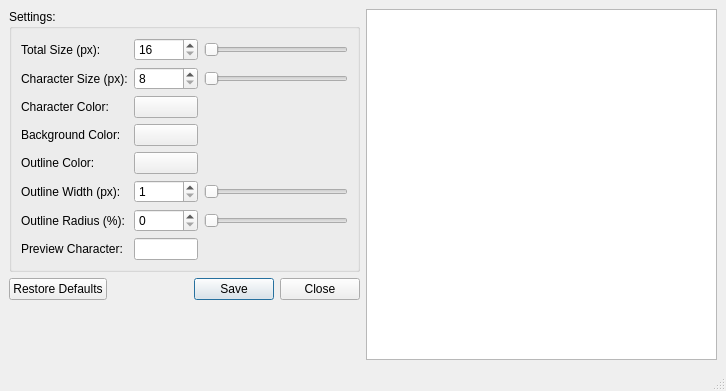
Qt form Qt/18_qpixmap/mainwindow.ui (de-souza/embedded-cpp-training) before a commit.
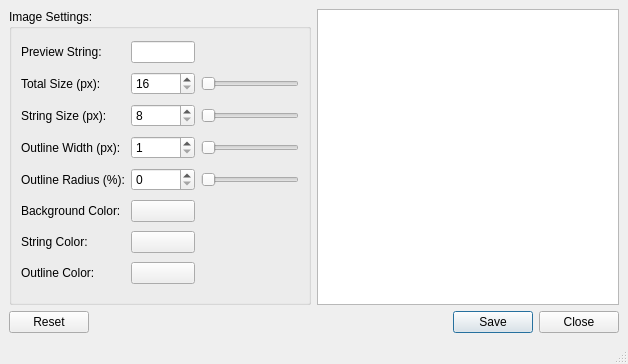
The same form after that commit.

The edit to the form file:
```diff
--- a/Qt/18_qpixmap/mainwindow.ui
+++ b/Qt/18_qpixmap/mainwindow.ui
@@ -6,60 +6,56 @@
    <rect>
     <x>0</x>
     <y>0</y>
-    <width>726</width>
-    <height>391</height>
+    <width>628</width>
+    <height>364</height>
    </rect>
   </property>
   <property name="windowTitle">
    <string>qpixmap.pro</string>
   </property>
   <widget class="QWidget" name="centralwidget">
-   <layout class="QHBoxLayout" name="horizontalLayout">
+   <layout class="QVBoxLayout" name="verticalLayout">
     <item>
-     <layout class="QVBoxLayout" name="verticalLayout">
+     <layout class="QHBoxLayout" name="horizontalLayout">
       <item>
        <widget class="QGroupBox" name="groupBox">
         <property name="title">
-         <string>Settings:</string>
+         <string>Image Settings:</string>
         </property>
         <layout class="QGridLayout" name="gridLayout">
-         <item row="6" column="3">
-          <widget class="QPushButton" name="pushButton_stringColor">
+         <item row="14" column="3">
+          <widget class="QPushButton" name="pushButton_backgroundColor">
            <property name="text">
             <string/>
            </property>
           </widget>
          </item>
-         <item row="7" column="0">
-          <widget class="QLabel" name="label_backgroundColor">
-           <property name="text">
-            <string>Background Color:</string>
-           </property>
-          </widget>
-         </item>
-         <item row="8" column="3">
+         <item row="16" column="3">
           <widget class="QPushButton" name="pushButton_outlineColor">
            <property name="text">
             <string/>
            </property>
           </widget>
          </item>
-         <item row="6" column="0">
+         <item row="13" column="4">
+          <widget class="QSlider" name="slider_outlineRadiusPercent">
+           <property name="maximum">
+            <number>100</number>
+           </property>
+           <property name="orientation">
+            <enum>Qt::Horizontal</enum>
+           </property>
+          </widget>
+         </item>
+         <item row="15" column="0">
           <widget class="QLabel" name="label_stringColor">
            <property name="text">
-            <string>Character Color:</string>
+            <string>String Color:</string>
            </property>
           </widget>
          </item>
-         <item row="4" column="0">
-          <widget class="QLabel" name="label_stringSizePx">
-           <property name="text">
-            <string>Character Size (px):</string>
-           </property>
-          </widget>
-         </item>
-         <item row="9" column="4">
-          <widget class="QSlider" name="horizontalSlider_outlineWidthPx">
+         <item row="10" column="4">
+          <widget class="QSlider" name="slider_outlineWidthPx">
            <property name="minimum">
             <number>1</number>
            </property>
@@ -68,14 +64,73 @@
            </property>
           </widget>
          </item>
-         <item row="9" column="0">
+         <item row="10" column="0">
           <widget class="QLabel" name="label_outlineWidthPx">
            <property name="text">
             <string>Outline Width (px):</string>
            </property>
           </widget>
          </item>
-         <item row="9" column="3">
+         <item row="8" column="3">
+          <widget class="QSpinBox" name="spinBox_stringSizePx">
+           <property name="minimum">
+            <number>8</number>
+           </property>
+          </widget>
+         </item>
+         <item row="13" column="3">
+          <widget class="QSpinBox" name="spinBox_outlineRadiusPercent">
+           <property name="maximum">
+            <number>100</number>
+           </property>
+          </widget>
+         </item>
+         <item row="13" column="0">
+          <widget class="QLabel" name="label_outlineRadiusPercent">
+           <property name="text">
+            <string>Outline Radius (%):</string>
+           </property>
+          </widget>
+         </item>
+         <item row="15" column="3">
+          <widget class="QPushButton" name="pushButton_stringColor">
+           <property name="text">
+            <string/>
+           </property>
+          </widget>
+         </item>
+         <item row="16" column="0">
+          <widget class="QLabel" name="label_outlineColor">
+           <property name="text">
+            <string>Outline Color:</string>
+           </property>
+          </widget>
+         </item>
+         <item row="8" column="4">
+          <widget class="QSlider" name="slider_stringSizePx">
+           <property name="minimum">
+            <number>8</number>
+           </property>
+           <property name="orientation">
+            <enum>Qt::Horizontal</enum>
+           </property>
+          </widget>
+         </item>
+         <item row="8" column="0">
+          <widget class="QLabel" name="label_stringSizePx">
+           <property name="text">
+            <string>String Size (px):</string>
+           </property>
+          </widget>
+         </item>
+         <item row="14" column="0">
+          <widget class="QLabel" name="label_backgroundColor">
+           <property name="text">
+            <string>Background Color:</string>
+           </property>
+          </widget>
+         </item>
+         <item row="10" column="3">
           <widget class="QSpinBox" name="spinBox_outlineWidthPx">
            <property name="maximumSize">
             <size>
@@ -88,99 +143,44 @@
            </property>
           </widget>
          </item>
-         <item row="2" column="0">
+         <item row="1" column="3">
+          <widget class="QSpinBox" name="spinBox_sizePx">
+           <property name="minimum">
+            <number>16</number>
+           </property>
+           <property name="maximum">
+            <number>512</number>
+           </property>
+          </widget>
+         </item>
+         <item row="1" column="4">
+          <widget class="QSlider" name="slider_sizePx">
+           <property name="minimum">
+            <number>16</number>
+           </property>
+           <property name="maximum">
+            <number>512</number>
+           </property>
+           <property name="orientation">
+            <enum>Qt::Horizontal</enum>
+           </property>
+          </widget>
+         </item>
+         <item row="1" column="0">
           <widget class="QLabel" name="label_sizePx">
            <property name="text">
             <string>Total Size (px):</string>
            </property>
           </widget>
          </item>
-         <item row="4" column="4">
-          <widget class="QSlider" name="horizontalSlider_stringSizePx">
-           <property name="minimum">
-            <number>8</number>
-           </property>
-           <property name="orientation">
-            <enum>Qt::Horizontal</enum>
-           </property>
-          </widget>
-         </item>
-         <item row="2" column="4">
-          <widget class="QSlider" name="horizontalSlider_sizePx">
-           <property name="minimum">
-            <number>16</number>
-           </property>
-           <property name="maximum">
-            <number>512</number>
-           </property>
-           <property name="orientation">
-            <enum>Qt::Horizontal</enum>
-           </property>
-          </widget>
-         </item>
-         <item row="8" column="0">
-          <widget class="QLabel" name="label_outlineColor">
-           <property name="text">
-            <string>Outline Color:</string>
-           </property>
-          </widget>
-         </item>
-         <item row="2" column="3">
-          <widget class="QSpinBox" name="spinBox_sizePx">
-           <property name="minimum">
-            <number>16</number>
-           </property>
-           <property name="maximum">
-            <number>512</number>
-           </property>
-          </widget>
-         </item>
-         <item row="10" column="4">
-          <widget class="QSlider" name="horizontalSlider_outlineRadiusPercent">
-           <property name="maximum">
-            <number>100</number>
-           </property>
-           <property name="orientation">
-            <enum>Qt::Horizontal</enum>
-           </property>
-          </widget>
-         </item>
-         <item row="7" column="3">
-          <widget class="QPushButton" name="pushButton_backgroundColor">
-           <property name="text">
-            <string/>
-           </property>
-          </widget>
-         </item>
-         <item row="10" column="0">
-          <widget class="QLabel" name="label_outlineRadiusPercent">
-           <property name="text">
-            <string>Outline Radius (%):</string>
-           </property>
-          </widget>
-         </item>
-         <item row="4" column="3">
-          <widget class="QSpinBox" name="spinBox_stringSizePx">
-           <property name="minimum">
-            <number>8</number>
-           </property>
-          </widget>
-         </item>
-         <item row="10" column="3">
-          <widget class="QSpinBox" name="spinBox_outlineRadiusPercent">
-           <property name="maximum">
-            <number>100</number>
-           </property>
-          </widget>
-         </item>
-         <item row="11" column="0">
+         <item row="0" column="0">
           <widget class="QLabel" name="label_string">
            <property name="text">
-            <string>Preview Character:</string>
+            <string>Preview String:</string>
            </property>
           </widget>
          </item>
-         <item row="11" column="3">
+         <item row="0" column="3">
           <widget class="QLineEdit" name="lineEdit_string">
            <property name="maximumSize">
             <size>
@@ -194,29 +194,16 @@
        </widget>
       </item>
       <item>
-       <widget class="QDialogButtonBox" name="buttonBox">
-        <property name="standardButtons">
-         <set>QDialogButtonBox::Close|QDialogButtonBox::RestoreDefaults|QDialogButtonBox::Save</set>
-        </property>
-       </widget>
-      </item>
-      <item>
-       <spacer name="verticalSpacer">
-        <property name="orientation">
-         <enum>Qt::Vertical</enum>
-        </property>
-        <property name="sizeHint" stdset="0">
-         <size>
-          <width>20</width>
-          <height>40</height>
-         </size>
-        </property>
-       </spacer>
+       <widget class="QGraphicsView" name="graphicsView_preview"/>
       </item>
      </layout>
     </item>
     <item>
-     <widget class="QGraphicsView" name="graphicsView_preview"/>
+     <widget class="QDialogButtonBox" name="buttonBox">
+      <property name="standardButtons">
+       <set>QDialogButtonBox::Close|QDialogButtonBox::Reset|QDialogButtonBox::Save</set>
+      </property>
+     </widget>
     </item>
    </layout>
   </widget>
```
Left out of the diff: 4 changed lines with no effect on the pictures.
